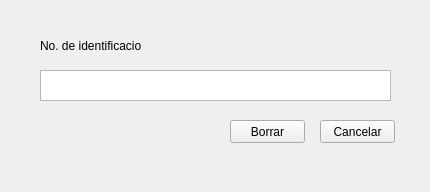
Before: the Qt Designer form BorrarVehiculo.ui in OSarmient/Parcial2, drawn with Qt 5.
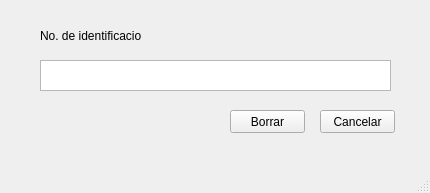
After: the same form once the commit is applied.

Diff of the .ui file:
```diff
--- a/BorrarVehiculo.ui
+++ b/BorrarVehiculo.ui
@@ -1,23 +1,47 @@
 <?xml version="1.0" encoding="UTF-8"?>
 <ui version="4.0">
- <class>Form</class>
- <widget class="QWidget" name="Form">
+ <class>MainWindow</class>
+ <widget class="QMainWindow" name="MainWindow">
   <property name="geometry">
    <rect>
     <x>0</x>
     <y>0</y>
     <width>430</width>
-    <height>192</height>
+    <height>193</height>
    </rect>
   </property>
   <property name="windowTitle">
    <string>Form</string>
   </property>
+  <widget class="QWidget" name="centralwidget">
+   <widget class="QPushButton" name="ConfirmarBorrarV">
+    <property name="geometry">
+     <rect>
+      <x>230</x>
+      <y>110</y>
+      <width>75</width>
+      <height>23</height>
+     </rect>
+    </property>
+    <property name="text">
+     <string>Borrar</string>
+    </property>
+   </widget>
+   <widget class="QTextEdit" name="IngresoPlaca">
+    <property name="geometry">
+     <rect>
+      <x>40</x>
+      <y>60</y>
+      <width>351</width>
+      <height>31</height>
+     </rect>
+    </property>
+   </widget>
   <widget class="QPushButton" name="CancelarBorrarV">
    <property name="geometry">
     <rect>
      <x>320</x>
-     <y>120</y>
+      <y>110</y>
      <width>75</width>
      <height>23</height>
     </rect>
@@ -30,7 +54,7 @@
    <property name="geometry">
     <rect>
      <x>40</x>
-     <y>30</y>
+      <y>20</y>
      <width>101</width>
      <height>31</height>
     </rect>
@@ -39,29 +63,18 @@
     <string>No. de identificacion</string>
    </property>
   </widget>
-  <widget class="QTextEdit" name="IngresoPlaca">
-   <property name="geometry">
-    <rect>
-     <x>40</x>
-     <y>70</y>
-     <width>351</width>
-     <height>31</height>
-    </rect>
-   </property>
   </widget>
-  <widget class="QPushButton" name="ConfirmarBorrarV">
+  <widget class="QMenuBar" name="menubar">
    <property name="geometry">
     <rect>
-     <x>230</x>
-     <y>120</y>
-     <width>75</width>
-     <height>23</height>
+     <x>0</x>
+     <y>0</y>
+     <width>430</width>
+     <height>21</height>
     </rect>
    </property>
-   <property name="text">
-    <string>Borrar</string>
-   </property>
   </widget>
+  <widget class="QStatusBar" name="statusbar"/>
  </widget>
  <resources/>
  <connections/>
```
Left out of the diff: 2 changed lines with no effect on the pictures. Lines whose indentation alone changed are shown as unchanged.
